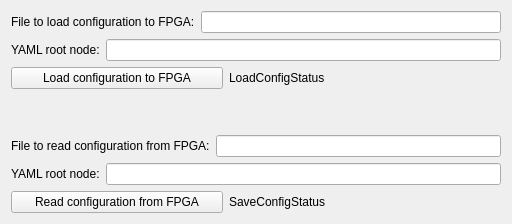
First picture: the form in blenApp/ui/blen_loadSaveConfigFiles.ui, repository slaclab/BunchLengthMonitor, before the edit.
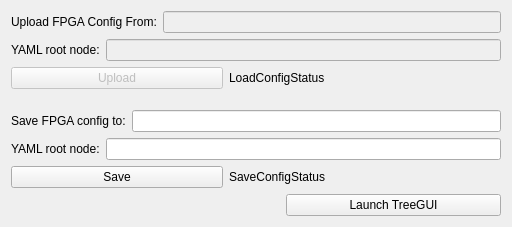
Second picture: the form after the edit. Custom widgets are drawn as their Qt base class.

Commit message:
FPGA Config: Fixed some issues with the FPGA config screen and implemented the ability to launch the TreeGUI.
-Had to disable loading config to the FPGA - it goes into an infinite loop continuously reloading the config.
-Created iocMeta database to store CPU, Crate, and Shelf Manager information useful for launching the TreeGUI.

```diff
--- a/blenApp/ui/blen_loadSaveConfigFiles.ui
+++ b/blenApp/ui/blen_loadSaveConfigFiles.ui
@@ -7,7 +7,7 @@
     <x>0</x>
     <y>0</y>
     <width>512</width>
-    <height>224</height>
+    <height>227</height>
    </rect>
   </property>
   <property name="windowTitle">
@@ -25,12 +25,15 @@
         <string/>
        </property>
        <property name="text">
-        <string>File to load configuration to FPGA:</string>
+        <string>Upload FPGA Config From:</string>
        </property>
       </widget>
      </item>
      <item>
       <widget class="PyDMLineEdit" name="PyDMLineEdit">
+       <property name="enabled">
+        <bool>false</bool>
+       </property>
        <property name="toolTip">
         <string/>
        </property>
@@ -64,6 +67,9 @@
      </item>
      <item>
       <widget class="PyDMLineEdit" name="PyDMLineEdit_3">
+       <property name="enabled">
+        <bool>false</bool>
+       </property>
        <property name="toolTip">
         <string/>
        </property>
@@ -84,6 +90,9 @@
     <layout class="QHBoxLayout" name="horizontalLayout_3">
      <item>
       <widget class="PyDMPushButton" name="PyDMPushButton">
+       <property name="enabled">
+        <bool>false</bool>
+       </property>
        <property name="maximumSize">
         <size>
          <width>212</width>
@@ -132,11 +141,17 @@
     </string>
        </property>
        <property name="text">
-        <string>Load configuration to FPGA</string>
+        <string>Upload</string>
        </property>
        <property name="channel" stdset="0">
         <string>ca://BLEN:${AREA}:${POS}:loadConfig</string>
        </property>
+       <property name="showConfirmDialog" stdset="0">
+        <bool>true</bool>
+       </property>
+       <property name="confirmMessage" stdset="0">
+        <string>Are you sure you want to upload a new configuration to the FPGA?</string>
+       </property>
        <property name="pressValue" stdset="0">
         <string>1</string>
        </property>
@@ -184,7 +199,7 @@
         <string/>
        </property>
        <property name="text">
-        <string>File to read configuration from FPGA:</string>
+        <string>Save FPGA config to:</string>
        </property>
       </widget>
      </item>
@@ -291,7 +306,7 @@
     </string>
        </property>
        <property name="text">
-        <string>Read configuration from FPGA</string>
+        <string>Save</string>
        </property>
        <property name="channel" stdset="0">
         <string>ca://BLEN:${AREA}:${POS}:saveConfig</string>
@@ -319,6 +334,36 @@
      </item>
     </layout>
    </item>
+   <item>
+    <layout class="QHBoxLayout" name="horizontalLayout_8">
+     <item>
+      <spacer name="horizontalSpacer">
+       <property name="orientation">
+        <enum>Qt::Horizontal</enum>
+       </property>
+       <property name="sizeType">
+        <enum>QSizePolicy::Fixed</enum>
+       </property>
+       <property name="sizeHint" stdset="0">
+        <size>
+         <width>275</width>
+         <height>20</height>
+        </size>
+       </property>
+      </spacer>
+     </item>
+     <item>
+      <widget class="QPushButton" name="tree_gui_btn">
+       <property name="toolTip">
+        <string/>
+       </property>
+       <property name="text">
+        <string>Launch TreeGUI</string>
+       </property>
+      </widget>
+     </item>
+    </layout>
+   </item>
   </layout>
  </widget>
  <customwidgets>
```
The commit also changes 4 other files.
